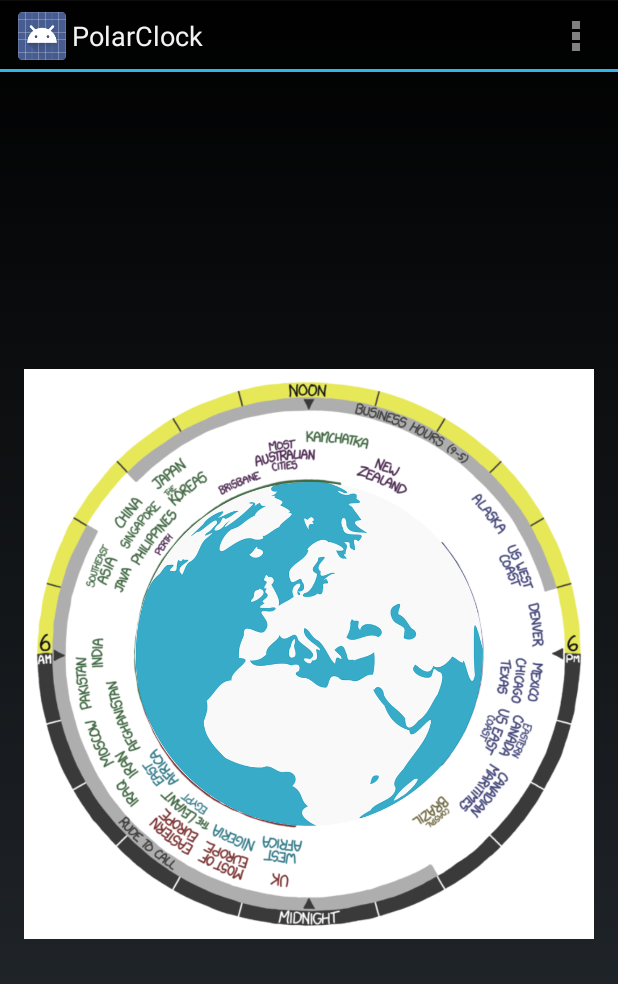
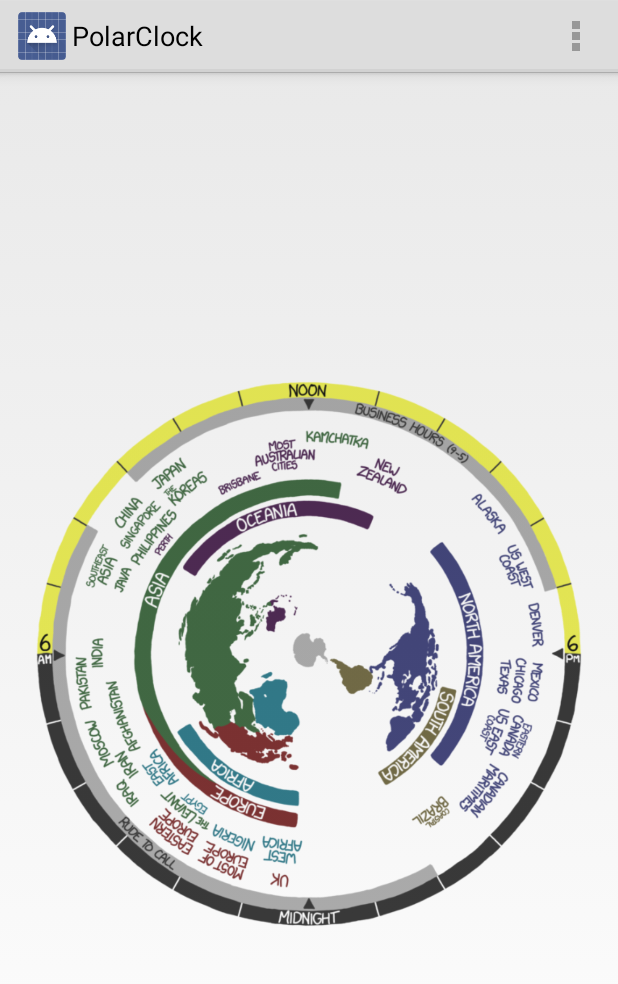
Before and after one commit to t3kk/NowClock, an Android app: the screen it shows after launch (MainActivity), on a phone screen of 412 x 824 dp. Shown: the top 984 px of the screen. Run offline under Robolectric (Android 15) with nearby library versions, the phone set to English and light mode, and no system bars.

Commit message:
Renaming some stuffs

```diff
--- a/app/src/main/java/com/ragglefraggle/polarclock/MainActivity.java
+++ b/app/src/main/java/com/ragglefraggle/polarclock/MainActivity.java
@@ -20,13 +20,13 @@ public class MainActivity extends Activity {
 
         //Put in the xkcd icon as a placeholder
         ImageView imgView1 = (ImageView) findViewById(R.id.image1);
-        Drawable drawable = getResources().getDrawable(R.drawable.polarclock);
+        Drawable drawable = getResources().getDrawable(R.drawable.nowtransparent);
         imgView1.setImageDrawable(drawable);
 
         //Load the earth image
         ImageView imgView2 = (ImageView) findViewById(R.id.image2);
         Drawable drawable2 = getResources().getDrawable(R.drawable.earth);
-        imgView2.setImageDrawable(drawable2);
+        //imgView2.setImageDrawable(drawable2);
 
         //Scale it to fit inside of the xkcd icon.
         imgView2.setScaleX(scale);
--- a/app/src/main/res/values/styles.xml
+++ b/app/src/main/res/values/styles.xml
@@ -1,7 +1,7 @@
 <resources>
 
     <!-- Base application theme. -->
-    <style name="AppTheme" parent="android:Theme.Holo">
+    <style name="AppTheme" parent="android:Theme.Holo.Light">
         <!-- Customize your theme here. -->
     </style>
 
```
Also changed, not shown: app/src/main/res/drawable/now.png (added), app/src/main/res/drawable/nowtransparent.png (added).
